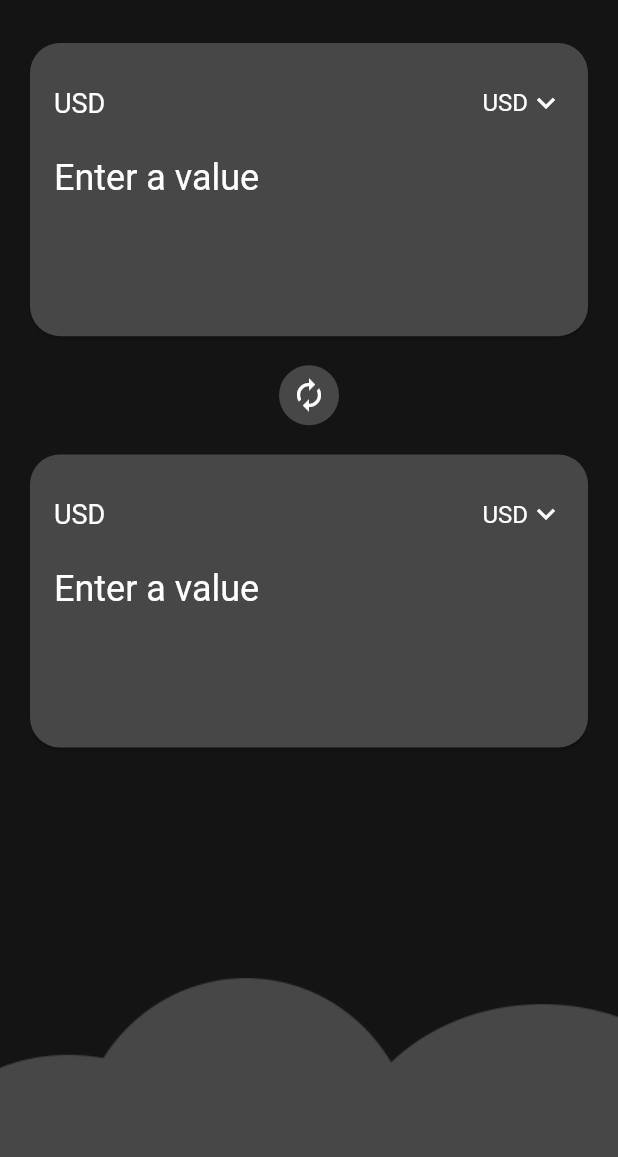
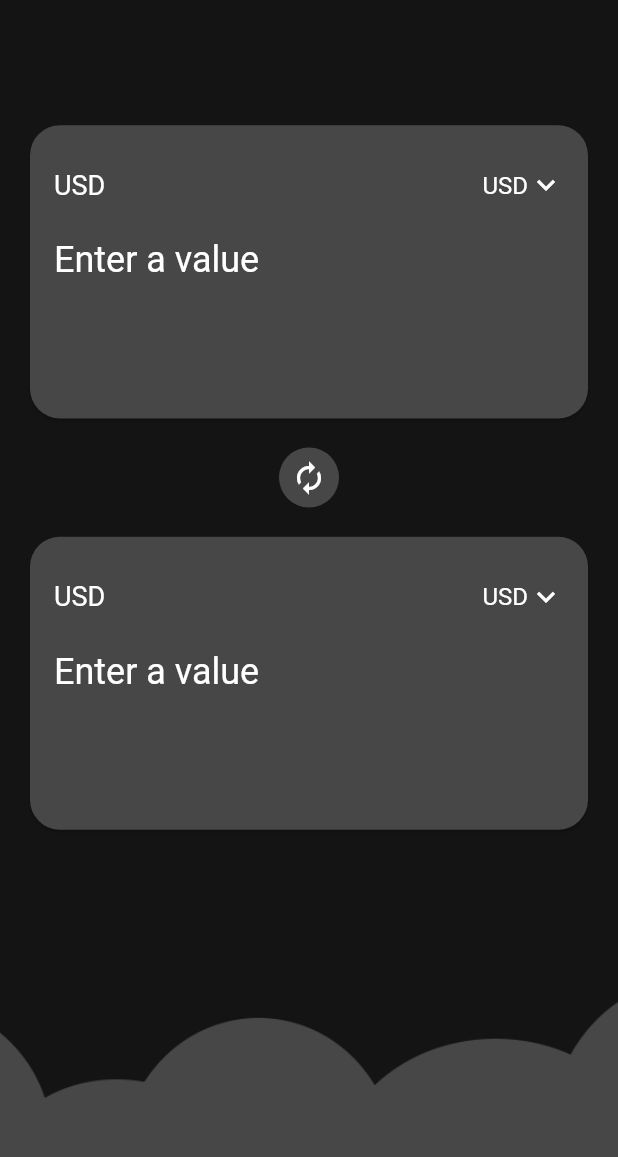
Before and after one commit to oussamabonnor1/JetConverter, a Flutter app: the screen it shows after launch, after a tap on "Music note", on a phone screen of 412 x 824 dp, the part 59-1216 px from its top. Run offline on Flutter 3.47's test engine with Material 2 defaults, Android fonts, the phone set to English and light mode, and no system bars.

Commit message:
fixing layout bounds

```diff
--- a/lib/CategoryActivity.dart
+++ b/lib/CategoryActivity.dart
@@ -42,7 +42,25 @@ class CategoryActivity extends StatelessWidget {
             style: TextStyle(color: Colors.white),
           ),
         ),
-        body: categoryList(),
+        body: Column(
+          crossAxisAlignment: CrossAxisAlignment.stretch,
+          children: <Widget>[
+            Expanded(
+              flex: 9,
+              child: Padding(
+                padding: const EdgeInsets.all(8.0),
+                child: categoryList(),
+              ),
+            ),
+            Expanded(
+              flex: 3,
+              child: Image(
+                image: AssetImage("images/clouds.png"),
+                fit: BoxFit.cover,
+              ),
+            ),
+          ],
+        ),
       ),
     );
   }
--- a/lib/category_card.dart
+++ b/lib/category_card.dart
@@ -29,11 +29,11 @@ class _CategoryCardState extends State<CategoryCard> {
             leading: Icon(
               widget.category.icon,
               size: 35,
-              color: CategoryActivity.accentColor,
+              color: Colors.white,
             ),
             trailing: Icon(
               Icons.keyboard_arrow_right,
-              color: CategoryActivity.accentColor,
+              color: Colors.white,
             ),
             onTap: () {
               Navigator.push(
--- a/lib/converter_controller.dart
+++ b/lib/converter_controller.dart
@@ -35,6 +35,9 @@ class _ConverterControllerState extends State<ConverterController> {
       ),
       body: Column(
         children: <Widget>[
+          Expanded(
+              flex: 1,
+              child: SizedBox()),
           Expanded(
             flex: 4,
             child: Padding(
@@ -177,7 +180,7 @@ class _ConverterControllerState extends State<ConverterController> {
             ),
           ),
           Expanded(
-            flex: 5,
+            flex: 4,
             child: Image(image: AssetImage("images/clouds.png"), fit: BoxFit.cover,),
           ),
         ],
```
